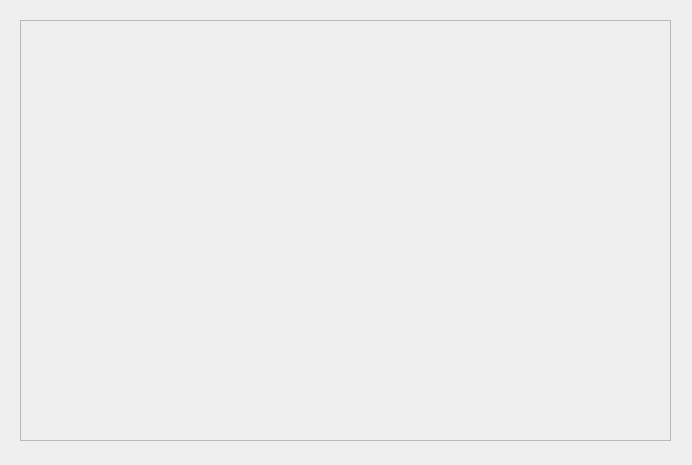
First picture: the form in src/matrixwindow.ui, repository eerick1997/vNCASimulator, before the edit.
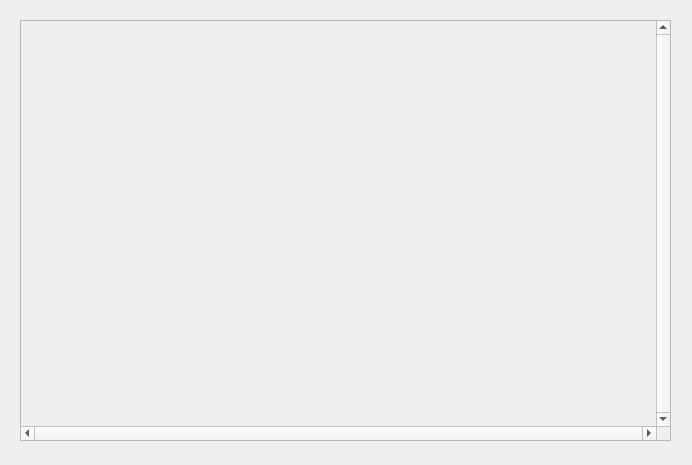
Second picture: the form after the edit.

Patch:
```diff
--- a/src/matrixwindow.ui
+++ b/src/matrixwindow.ui
@@ -22,6 +22,18 @@
      <height>421</height>
     </rect>
    </property>
+   <property name="styleSheet">
+    <string notr="true"/>
+   </property>
+   <property name="verticalScrollBarPolicy">
+    <enum>Qt::ScrollBarAlwaysOn</enum>
+   </property>
+   <property name="horizontalScrollBarPolicy">
+    <enum>Qt::ScrollBarAlwaysOn</enum>
+   </property>
+   <property name="sizeAdjustPolicy">
+    <enum>QAbstractScrollArea::AdjustToContents</enum>
+   </property>
    <property name="widgetResizable">
     <bool>true</bool>
    </property>
@@ -30,8 +42,8 @@
      <rect>
       <x>0</x>
       <y>0</y>
-      <width>647</width>
-      <height>417</height>
+      <width>635</width>
+      <height>405</height>
      </rect>
     </property>
    </widget>
```
